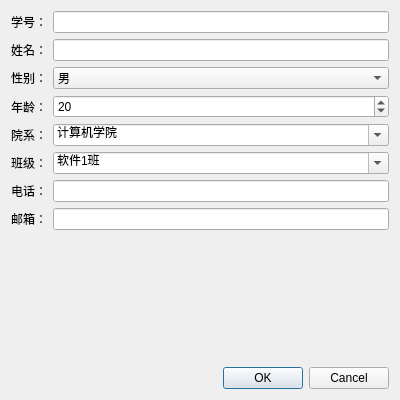
Qt form ui/studentdialog.ui (13088916luoyi/StudentManager) before a commit.
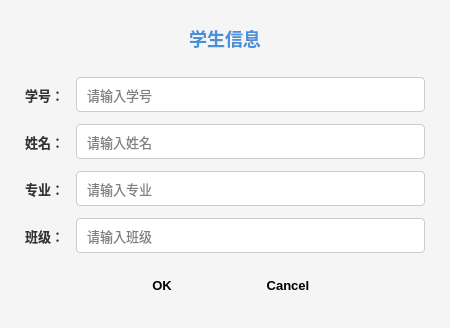
The same form after that commit.

Patch:
```diff
--- a/ui/studentdialog.ui
+++ b/ui/studentdialog.ui
@@ -6,16 +6,95 @@
    <rect>
     <x>0</x>
     <y>0</y>
-    <width>400</width>
-    <height>400</height>
+    <width>450</width>
+    <height>280</height>
    </rect>
   </property>
   <property name="windowTitle">
    <string>学生信息</string>
   </property>
+  <property name="styleSheet">
+   <string notr="true">QDialog {
+    background-color: #f5f5f5;
+}
+QLabel {
+    font-size: 13px;
+    color: #333333;
+    font-weight: bold;
+}
+QLineEdit {
+    padding: 8px;
+    border: 1px solid #cccccc;
+    border-radius: 4px;
+    background-color: white;
+    font-size: 13px;
+}
+QLineEdit:focus {
+    border: 2px solid #4a90d9;
+}
+QPushButton {
+    padding: 10px 20px;
+    border: none;
+    border-radius: 4px;
+    font-size: 13px;
+    font-weight: bold;
+    min-width: 80px;
+}
+QPushButton[text="确定"], QPushButton[text="OK"] {
+    background-color: #4a90d9;
+    color: white;
+}
+QPushButton[text="确定"]:hover, QPushButton[text="OK"]:hover {
+    background-color: #3a7bc8;
+}
+QPushButton[text="取消"], QPushButton[text="Cancel"] {
+    background-color: #e0e0e0;
+    color: #333333;
+}
+QPushButton[text="取消"]:hover, QPushButton[text="Cancel"]:hover {
+    background-color: #d0d0d0;
+}</string>
+  </property>
   <layout class="QVBoxLayout" name="verticalLayout">
+   <property name="spacing">
+    <number>15</number>
+   </property>
+   <property name="leftMargin">
+    <number>25</number>
+   </property>
+   <property name="topMargin">
+    <number>25</number>
+   </property>
+   <property name="rightMargin">
+    <number>25</number>
+   </property>
+   <property name="bottomMargin">
+    <number>25</number>
+   </property>
+   <item>
+    <widget class="QLabel" name="titleLabel">
+     <property name="styleSheet">
+      <string notr="true">font-size: 18px; font-weight: bold; color: #4a90d9; margin-bottom: 10px;</string>
+     </property>
+     <property name="text">
+      <string>学生信息</string>
+     </property>
+     <property name="alignment">
+      <set>Qt::AlignCenter</set>
+     </property>
+    </widget>
+   </item>
    <item>
     <layout class="QFormLayout" name="formLayout">
+     <property name="spacing">
+      <number>12</number>
+     </property>
+     <property name="labelAlignment">
+      <set>Qt::AlignRight|Qt::AlignVCenter</set>
+     </property>
+     <property name="fieldGrowthPolicy">
+      <enum>QFormLayout::ExpandingFieldsGrow</enum>
+     </property>
      <item row="0" column="0">
       <widget class="QLabel" name="label">
        <property name="text">
@@ -24,7 +103,17 @@
       </widget>
      </item>
      <item row="0" column="1">
-      <widget class="QLineEdit" name="studentNoEdit"/>
+      <widget class="QLineEdit" name="studentNoEdit">
+       <property name="minimumSize">
+        <size>
+         <width>250</width>
+         <height>35</height>
+        </size>
+       </property>
+       <property name="placeholderText">
+        <string>请输入学号</string>
+       </property>
+      </widget>
      </item>
      <item row="1" column="0">
       <widget class="QLabel" name="label_2">
@@ -34,144 +123,73 @@
       </widget>
      </item>
      <item row="1" column="1">
-      <widget class="QLineEdit" name="nameEdit"/>
+      <widget class="QLineEdit" name="nameEdit">
+       <property name="minimumSize">
+        <size>
+         <width>250</width>
+         <height>35</height>
+        </size>
+       </property>
+       <property name="placeholderText">
+        <string>请输入姓名</string>
+       </property>
+      </widget>
      </item>
      <item row="2" column="0">
-      <widget class="QLabel" name="label_3">
+      <widget class="QLabel" name="label_5">
        <property name="text">
-        <string>性别：</string>
+        <string>专业：</string>
        </property>
       </widget>
      </item>
      <item row="2" column="1">
-      <widget class="QComboBox" name="genderComboBox">
-       <item>
-        <property name="text">
-         <string>男</string>
-        </property>
-       </item>
-       <item>
-        <property name="text">
-         <string>女</string>
-        </property>
-       </item>
+      <widget class="QLineEdit" name="departmentEdit">
+       <property name="minimumSize">
+        <size>
+         <width>250</width>
+         <height>35</height>
+        </size>
+       </property>
+       <property name="placeholderText">
+        <string>请输入专业</string>
+       </property>
       </widget>
      </item>
      <item row="3" column="0">
-      <widget class="QLabel" name="label_4">
-       <property name="text">
-        <string>年龄：</string>
-       </property>
-      </widget>
-     </item>
-     <item row="3" column="1">
-      <widget class="QSpinBox" name="ageSpinBox">
-       <property name="minimum">
-        <number>1</number>
-       </property>
-       <property name="maximum">
-        <number>100</number>
-       </property>
-       <property name="value">
-        <number>20</number>
-       </property>
-      </widget>
-     </item>
-     <item row="4" column="0">
-      <widget class="QLabel" name="label_5">
-       <property name="text">
-        <string>院系：</string>
-       </property>
-      </widget>
-     </item>
-     <item row="4" column="1">
-      <widget class="QComboBox" name="departmentComboBox">
-       <property name="editable">
-        <bool>true</bool>
-       </property>
-       <item>
-        <property name="text">
-         <string>计算机学院</string>
-        </property>
-       </item>
-       <item>
-        <property name="text">
-         <string>数学学院</string>
-        </property>
-       </item>
-       <item>
-        <property name="text">
-         <string>物理学院</string>
-        </property>
-       </item>
-       <item>
-        <property name="text">
-         <string>外国语学院</string>
-        </property>
-       </item>
-       <item>
-        <property name="text">
-         <string>经济管理学院</string>
-        </property>
-       </item>
-      </widget>
-     </item>
-     <item row="5" column="0">
       <widget class="QLabel" name="label_6">
        <property name="text">
         <string>班级：</string>
        </property>
       </widget>
      </item>
-     <item row="5" column="1">
-      <widget class="QComboBox" name="classComboBox">
-       <property name="editable">
-        <bool>true</bool>
+     <item row="3" column="1">
+      <widget class="QLineEdit" name="classEdit">
+       <property name="minimumSize">
+        <size>
+         <width>250</width>
+         <height>35</height>
+        </size>
        </property>
-       <item>
-        <property name="text">
-         <string>软件1班</string>
-        </property>
-       </item>
-       <item>
-        <property name="text">
-         <string>软件2班</string>
-        </property>
-       </item>
-       <item>
-        <property name="text">
-         <string>计算机1班</string>
-        </property>
-       </item>
-       <item>
-        <property name="text">
-         <string>计算机2班</string>
-        </property>
-       </item>
-      </widget>
-     </item>
-     <item row="6" column="0">
-      <widget class="QLabel" name="label_7">
-       <property name="text">
-        <string>电话：</string>
+       <property name="placeholderText">
+        <string>请输入班级</string>
        </property>
       </widget>
      </item>
-     <item row="6" column="1">
-      <widget class="QLineEdit" name="phoneEdit"/>
-     </item>
-     <item row="7" column="0">
-      <widget class="QLabel" name="label_8">
-       <property name="text">
-        <string>邮箱：</string>
-       </property>
-      </widget>
-     </item>
-     <item row="7" column="1">
-      <widget class="QLineEdit" name="emailEdit"/>
-     </item>
     </layout>
    </item>
+   <item>
+    <spacer name="verticalSpacer">
+     <property name="orientation">
+      <enum>Qt::Vertical</enum>
+     </property>
+     <property name="sizeHint" stdset="0">
+      <size>
+       <width>20</width>
+       <height>10</height>
+      </size>
+     </property>
+    </spacer>
+   </item>
    <item>
     <widget class="QDialogButtonBox" name="buttonBox">
      <property name="orientation">
@@ -180,6 +198,9 @@
      <property name="standardButtons">
       <set>QDialogButtonBox::Cancel|QDialogButtonBox::Ok</set>
      </property>
+     <property name="centerButtons">
+      <bool>true</bool>
+     </property>
     </widget>
    </item>
   </layout>
```
